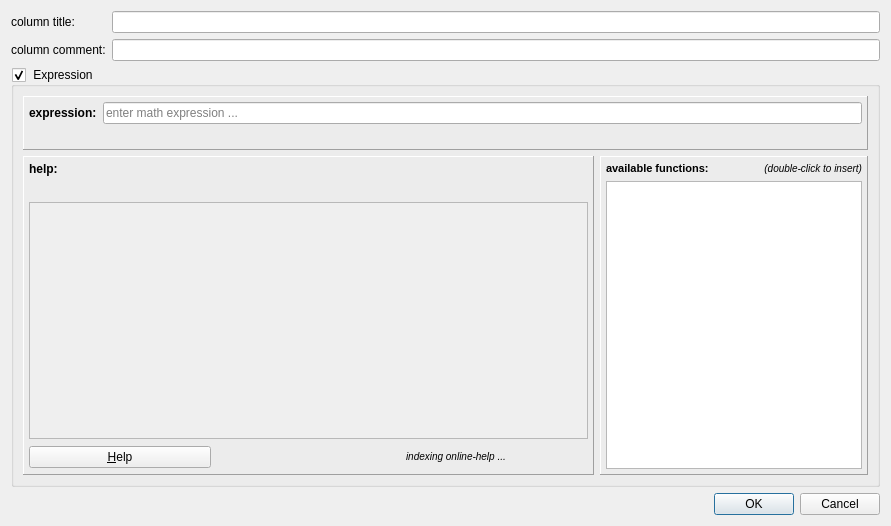
Above: plugins/table/qfrdrtablecolumneditor.ui from jkriege2/QuickFit3 before the change. Below: the same form after it.
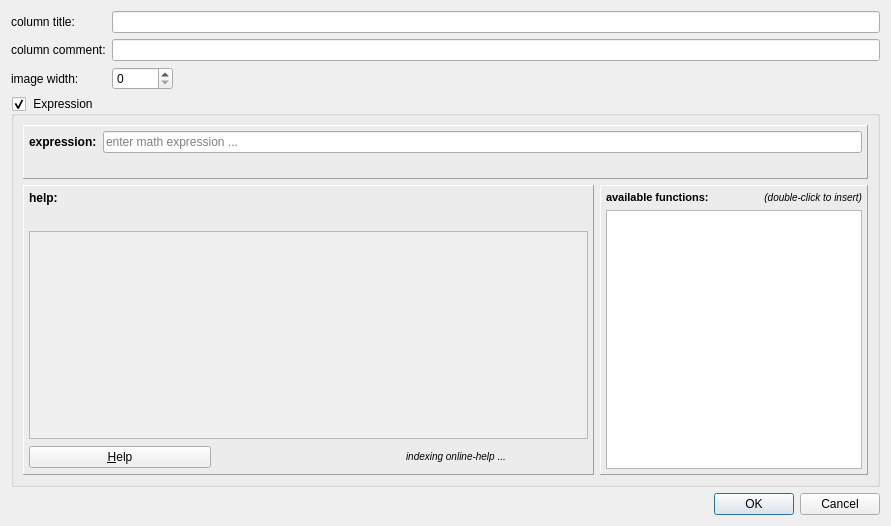
That is the form after the change. Icons and pictures are not drawn. Custom widgets are drawn as their Qt base class.

Commit message: QuickFit3/libwidgets, LIB/Qt/JKQtPlotter:   - added simplified error bars   - added mor plot symbols (star, asterisk, pentagon,...)   - improved plot quality   - all sizes in plots (line widths, tick lengths, font sizes ...) are now given in system-indipentent DTP-points (1/72 inch)

The edit to the form file:
```diff
--- a/plugins/table/qfrdrtablecolumneditor.ui
+++ b/plugins/table/qfrdrtablecolumneditor.ui
@@ -39,6 +39,37 @@
      <item row="1" column="1">
       <widget class="QLineEdit" name="edtComment"/>
      </item>
+     <item row="2" column="0">
+      <widget class="QLabel" name="label_7">
+       <property name="text">
+        <string>image width:</string>
+       </property>
+      </widget>
+     </item>
+     <item row="2" column="1">
+      <layout class="QHBoxLayout" name="horizontalLayout_2">
+       <item>
+        <widget class="QSpinBox" name="spinImageWidth">
+         <property name="maximum">
+          <number>10000</number>
+         </property>
+        </widget>
+       </item>
+       <item>
+        <spacer name="horizontalSpacer">
+         <property name="orientation">
+          <enum>Qt::Horizontal</enum>
+         </property>
+         <property name="sizeHint" stdset="0">
+          <size>
+           <width>40</width>
+           <height>20</height>
+          </size>
+         </property>
+        </spacer>
+       </item>
+      </layout>
+     </item>
     </layout>
    </item>
    <item>
```
Left out of the diff: 2 changed lines with no effect on the pictures. The commit also changes 22 other files.
